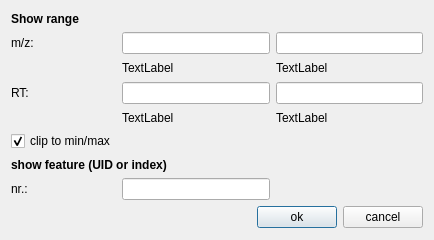
This is src/openms_gui/source/VISUAL/DIALOGS/Plot2DGoToDialog.ui in OpenMS/OpenMS-TOPP-GUI as Qt 5 draws it before an edit. The edited form follows.
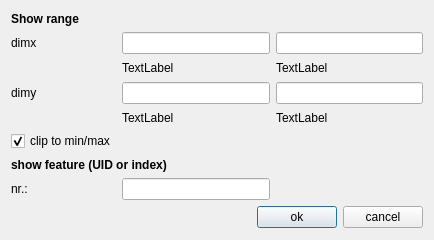
This is the edited form.

Commit message: fix bug: wrong labels/swapped RT/mz dimensions in 2d GoTo dialogs.

The edit to the form file:
```diff
--- a/src/openms_gui/source/VISUAL/DIALOGS/Plot2DGoToDialog.ui
+++ b/src/openms_gui/source/VISUAL/DIALOGS/Plot2DGoToDialog.ui
@@ -62,7 +62,7 @@
         </sizepolicy>
        </property>
        <property name="text">
-        <string>RT:</string>
+        <string>dimy</string>
        </property>
        <property name="wordWrap">
         <bool>false</bool>
@@ -94,7 +94,7 @@
         </sizepolicy>
        </property>
        <property name="text">
-        <string>m/z:</string>
+        <string>dimx</string>
        </property>
        <property name="wordWrap">
         <bool>false</bool>
```
Left out of the diff: 28 changed lines with no effect on the pictures. The commit also changes 4 other files.
